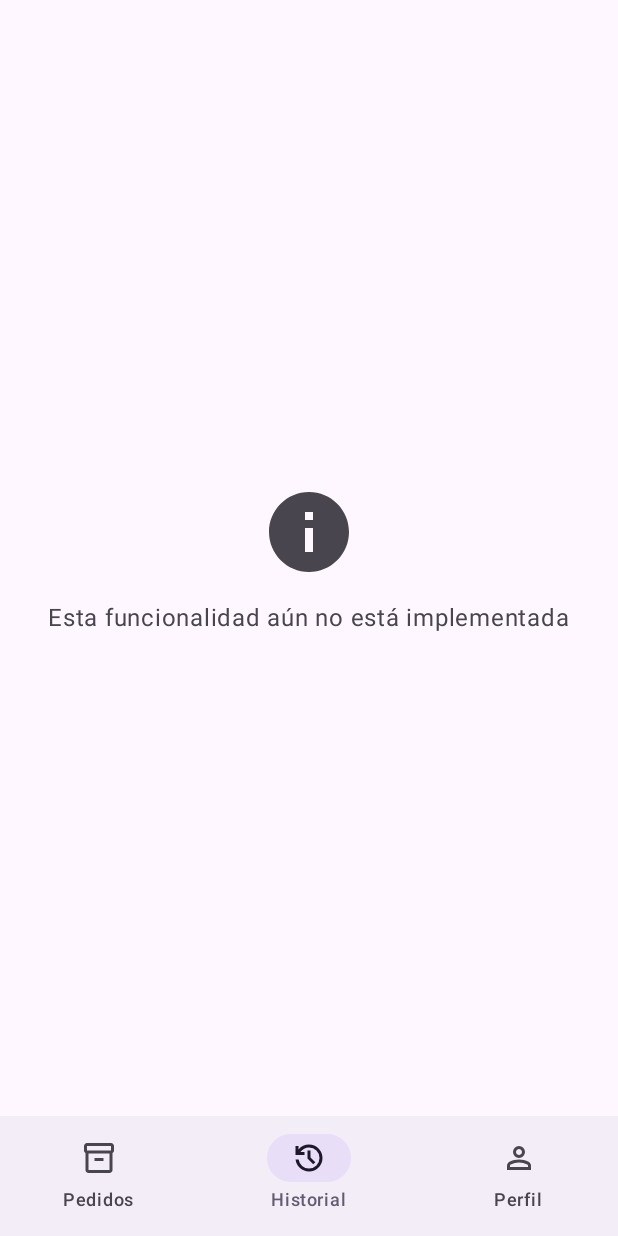
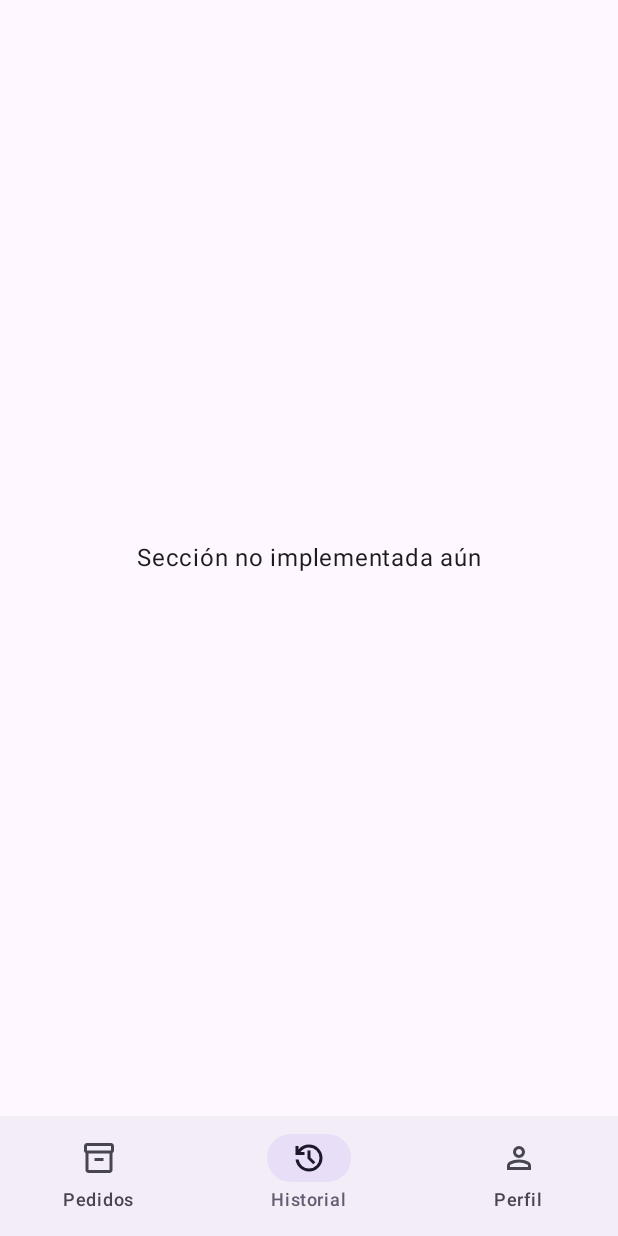
Before and after one commit to MISW-2025-Grupo12/Mobile-MediSupply, an Android app built with Jetpack Compose: the HomeScreen screen opened through its navigation route, item 2 of the bottom bar chosen, on a phone screen of 412 x 824 dp. Run offline under Robolectric (Android 15) with nearby library versions, the phone set to English and light mode, and no system bars; our stand-ins replace livedata-compose; 1 statement that could not run was skipped.

```diff
--- a/app/src/main/java/com/medisupplyg4/ui/screens/HomeScreen.kt
+++ b/app/src/main/java/com/medisupplyg4/ui/screens/HomeScreen.kt
@@ -1,8 +1,6 @@
 package com.medisupplyg4.ui.screens
 
 import androidx.compose.foundation.layout.*
-import androidx.compose.material.icons.Icons
-import androidx.compose.material.icons.filled.*
 import androidx.compose.material3.*
 import androidx.compose.runtime.*
 import androidx.compose.ui.Alignment
@@ -10,7 +8,6 @@ import androidx.compose.ui.Modifier
 import androidx.compose.ui.platform.LocalContext
 import androidx.compose.ui.res.painterResource
 import androidx.compose.ui.res.stringResource
-import androidx.compose.ui.unit.dp
 import androidx.navigation.NavController
 import androidx.navigation.compose.rememberNavController
 import com.medisupplyg4.R
@@ -20,6 +17,7 @@ import com.medisupplyg4.ui.screens.driver.DriverDeliveriesScreen
 import com.medisupplyg4.ui.screens.seller.SellerNavigationScreen
 import com.medisupplyg4.ui.screens.seller.SellerOrdersNavigationScreen
 import com.medisupplyg4.ui.screens.seller.ClientesScreen
+import com.medisupplyg4.ui.screens.client.ClientOrdersNavigation
 import com.medisupplyg4.utils.SessionManager
 
 @OptIn(ExperimentalMaterial3Api::class)
@@ -60,17 +58,21 @@ fun HomeScreen(
 
     Scaffold(
         bottomBar = {
-            NavigationBar {
-                tabs.forEachIndexed { index, (iconRes, label) ->
-                    NavigationBarItem(
-                        icon = { Icon(painterResource(iconRes), contentDescription = label) },
-                        label = { Text(label) },
-                        selected = selectedTabIndex == index,
-                        onClick = {
-                            selectedTabIndex = index
-                            // Aquí se manejará la navegación a cada sección
-                        }
-                    )
+            if (tabs.isNotEmpty()) {
+                NavigationBar {
+                    tabs.forEachIndexed { index, triple ->
+                        NavigationBarItem(
+                            selected = selectedTabIndex == index,
+                            onClick = { selectedTabIndex = index },
+                            icon = {
+                                Icon(
+                                    painter = painterResource(id = triple.first),
+                                    contentDescription = null
+                                )
+                            },
+                            label = { Text(triple.second) }
+                        )
+                    }
                 }
             }
         }
@@ -102,27 +104,13 @@ fun HomeScreen(
                     }
                 }
                 UserRole.CLIENT -> {
-                    // Cliente no implementado aún - mostrar mensaje
-                    Box(
-                        modifier = Modifier.fillMaxSize(),
-                        contentAlignment = Alignment.Center
-                    ) {
-                        Column(
-                            horizontalAlignment = Alignment.CenterHorizontally,
-                            verticalArrangement = Arrangement.spacedBy(16.dp)
-                        ) {
-                            Icon(
-                                imageVector = Icons.Default.Info,
-                                contentDescription = null,
-                                modifier = Modifier.size(64.dp),
-                                tint = MaterialTheme.colorScheme.onSurfaceVariant
-                            )
-                            Text(
-                                text = stringResource(R.string.role_not_implemented),
-                                style = MaterialTheme.typography.bodyLarge,
-                                color = MaterialTheme.colorScheme.onSurfaceVariant
-                            )
+                    when (selectedTabIndex) {
+                        0 -> ClientOrdersNavigation()
+                        1 -> {
+                            // Placeholder historial
+                            Text(text = stringResource(R.string.section_not_implemented))
                         }
+                        2 -> ProfileScreen(navController = navController)
                     }
                 }
                 else -> {
```
